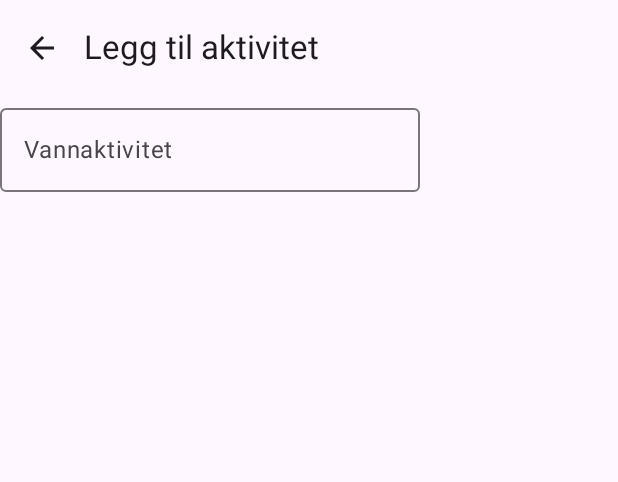
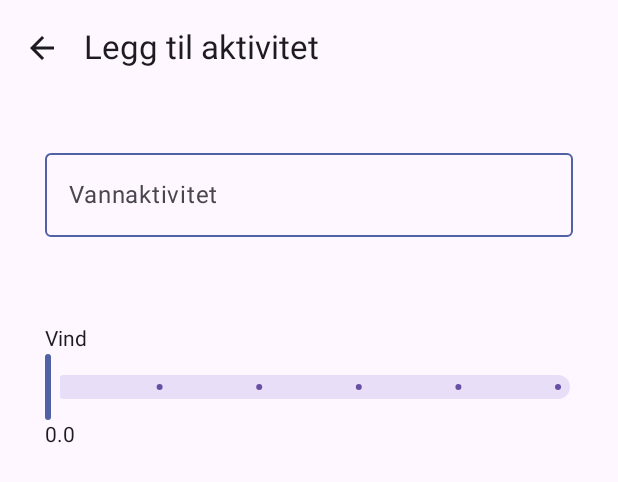
Before and after one commit to vuhnger/IN2000-app, an Android app built with Jetpack Compose: the @Preview function AddActivityScreenTest, on a phone screen of 412 x 824 dp. Shown: the top 482 px of the screen. Run offline under Robolectric (Android 15) with nearby library versions, the phone set to English and light mode, and no system bars; network calls fail.

Commit message:
Lagt til textfield og slider + fikset navigasjon

```diff
--- a/app/src/main/java/no/uio/ifi/in2000/team_21/MainActivity.kt
+++ b/app/src/main/java/no/uio/ifi/in2000/team_21/MainActivity.kt
@@ -9,15 +9,14 @@ import androidx.compose.material3.MaterialTheme
 import androidx.compose.material3.Surface
 import androidx.compose.runtime.Composable
 import androidx.compose.ui.Modifier
-import no.uio.ifi.in2000.team_21.ui.home.HomeScreen
-import no.uio.ifi.in2000.team_21.ui.theme.Team21Theme
+import androidx.navigation.compose.NavHost
 import androidx.navigation.compose.composable
 import androidx.navigation.compose.rememberNavController
-import androidx.navigation.compose.NavHost // Riktig import av navhost
+import no.uio.ifi.in2000.team_21.ui.home.HomeScreen
 import no.uio.ifi.in2000.team_21.ui.settings.AboutUsScreen
-import no.uio.ifi.in2000.team_21.ui.settings.AboutUsScreenTest
+import no.uio.ifi.in2000.team_21.ui.settings.AddActivityScreen
 import no.uio.ifi.in2000.team_21.ui.settings.SettingScreen
-import androidx.compose.ui.res.stringResource
+import no.uio.ifi.in2000.team_21.ui.theme.Team21Theme
 
 // Vi legger strenger i dette objektet fremfor å hardkode de inn i appen. Disse skal senere flyttes til StringResources.
 public object APP_ROUTES{
@@ -68,6 +67,10 @@ fun App(){
             AboutUsScreen(navController = navController)
         }
 
+        composable(APP_ROUTES.ADD_ACTIVITY){
+            AddActivityScreen(navController = navController)
+        }
+
     }
 
 }
--- a/app/src/main/java/no/uio/ifi/in2000/team_21/ui/settings/AddActivity.kt
+++ b/app/src/main/java/no/uio/ifi/in2000/team_21/ui/settings/AddActivity.kt
@@ -3,20 +3,25 @@ package no.uio.ifi.in2000.team_21.ui.settings
 import android.annotation.SuppressLint
 import android.util.Log
 import androidx.compose.foundation.background
+import androidx.compose.foundation.layout.Spacer
+import androidx.compose.foundation.layout.fillMaxWidth
 import androidx.compose.foundation.layout.padding
 import androidx.compose.foundation.lazy.LazyColumn
-import androidx.compose.foundation.lazy.grid.LazyVerticalGrid
 import androidx.compose.material.icons.Icons
 import androidx.compose.material.icons.automirrored.filled.ArrowBack
 import androidx.compose.material3.ExperimentalMaterial3Api
 import androidx.compose.material3.Icon
 import androidx.compose.material3.IconButton
 import androidx.compose.material3.OutlinedTextField
+import androidx.compose.material3.OutlinedTextFieldDefaults
 import androidx.compose.material3.Scaffold
+import androidx.compose.material3.Slider
+import androidx.compose.material3.SliderDefaults
 import androidx.compose.material3.Text
 import androidx.compose.material3.TopAppBar
 import androidx.compose.runtime.Composable
 import androidx.compose.runtime.getValue
+import androidx.compose.runtime.mutableFloatStateOf
 import androidx.compose.runtime.mutableStateOf
 import androidx.compose.runtime.remember
 import androidx.compose.runtime.setValue
@@ -31,7 +36,7 @@ import no.uio.ifi.in2000.team_21.APP_ROUTES
 @SuppressLint("UnusedMaterial3ScaffoldPaddingParameter")
 @OptIn(ExperimentalMaterial3Api::class)
 @Composable
-fun AddActivity(navController: NavController) {
+fun AddActivityScreen(navController: NavController) {
 
     val FUNCTION_NAME = object {}.javaClass.enclosingMethod.name
     var text by remember { mutableStateOf("") }
@@ -67,23 +72,48 @@ fun AddActivity(navController: NavController) {
         LazyColumn(
             modifier = Modifier
                 .padding(innerPadding)
+                .padding(30.dp)
         ){
-            items(count = 1){
+            items(count = 1) {
                 OutlinedTextField(
                     value = text,
                     onValueChange = { text = it },
-                    label = { Text("Vannaktivitet")},
+                    label = { Text("Vannaktivitet") },
+                    modifier = Modifier
+                        .fillMaxWidth(),
+                    //ikke optimal
+                    colors = OutlinedTextFieldDefaults.colors(
+                        focusedBorderColor = Color(0xFF5062A4),
+                        unfocusedBorderColor = Color(0xFF5062A4)
+                    )
                 )
+                 Spacer(modifier = Modifier
+                     .padding(30.dp)
+                 )
+                //settings for weatherconditions
+                //løkke gjennom en liste av ulike conditions
+                WeatherSliders(name = "Vind")
+
             }
-                //settings for weatherconditions}
-
         }
     }
-
+}
+@Composable
+fun WeatherSliders(name: String){
+    var sliderPosition by remember {   mutableFloatStateOf(0f)}
+    Text(text = name)
+    Slider(
+        value = sliderPosition,
+        onValueChange = { sliderPosition = it },
+        colors = SliderDefaults.colors(Color(0xFF5062A4)),
+        steps = 4,
+        valueRange = 0f..15f
+    )
+    Text(text = sliderPosition.toString())
 }
 
 @Preview
 @Composable
 fun AddActivityScreenTest(){
-    AddActivity(navController = rememberNavController())
+    AddActivityScreen(navController = rememberNavController())
 }
```
